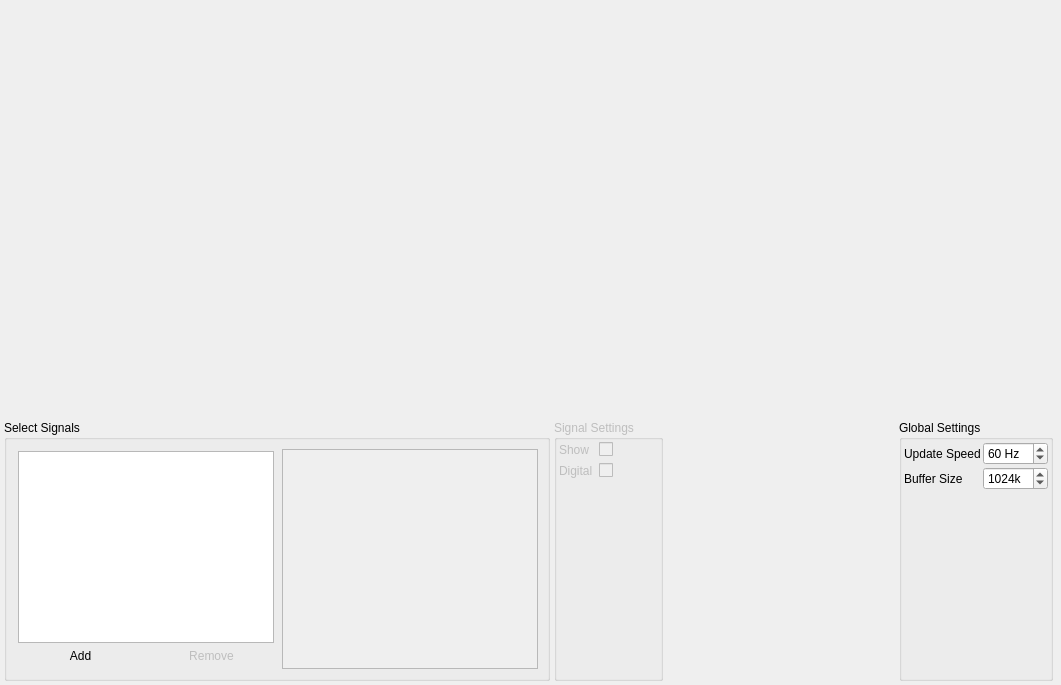
syntalos/syntalos, file modules/plot-timeseries/plotwindow.ui: the form before one commit.
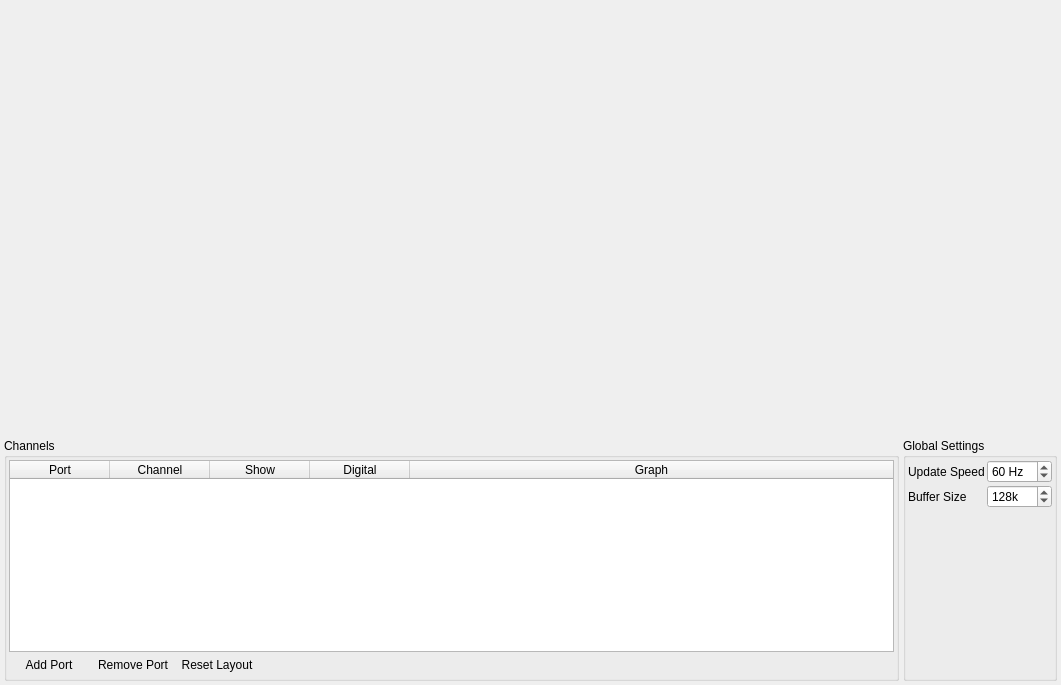
The form after the commit. Icons and pictures are not drawn.

Commit message: plot-timeseries: Refactor to display graphs efficiently in a compact layout

```diff
--- a/modules/plot-timeseries/plotwindow.ui
+++ b/modules/plot-timeseries/plotwindow.ui
@@ -43,7 +43,7 @@
        <height>50</height>
       </size>
      </property>
-     <layout class="QVBoxLayout" name="verticalLayout_14">
+     <layout class="QVBoxLayout" name="plotContainerLayout">
       <property name="spacing">
        <number>0</number>
       </property>
@@ -63,14 +63,14 @@
     </widget>
    </item>
    <item>
-    <widget class="QWidget" name="widget" native="true">
+    <widget class="QWidget" name="bottomBar" native="true">
      <property name="sizePolicy">
       <sizepolicy hsizetype="Preferred" vsizetype="Maximum">
        <horstretch>0</horstretch>
        <verstretch>0</verstretch>
       </sizepolicy>
      </property>
-     <layout class="QVBoxLayout" name="verticalLayout">
+     <layout class="QVBoxLayout" name="bottomBarLayout">
       <property name="spacing">
        <number>2</number>
       </property>
@@ -125,7 +125,7 @@
           <verstretch>0</verstretch>
          </sizepolicy>
         </property>
-        <layout class="QHBoxLayout" name="horizontalLayout">
+        <layout class="QHBoxLayout" name="settingsLayout">
          <property name="spacing">
           <number>4</number>
          </property>
@@ -142,20 +142,11 @@
           <number>2</number>
          </property>
          <item>
-          <widget class="QGroupBox" name="signalSelectGroupBox">
-           <property name="sizePolicy">
-            <sizepolicy hsizetype="Preferred" vsizetype="Minimum">
-             <horstretch>0</horstretch>
-             <verstretch>0</verstretch>
-            </sizepolicy>
-           </property>
+          <widget class="QGroupBox" name="channelsGroupBox">
            <property name="title">
-            <string>Select Signals</string>
+            <string>Channels</string>
            </property>
-           <layout class="QHBoxLayout" name="horizontalLayout_2">
-            <item>
-             <widget class="QWidget" name="widget_5" native="true">
-              <layout class="QVBoxLayout" name="verticalLayout_3">
+           <layout class="QVBoxLayout" name="channelsBoxLayout">
                <property name="spacing">
                 <number>2</number>
                </property>
@@ -172,11 +163,55 @@
                 <number>2</number>
                </property>
                <item>
-                <widget class="QListWidget" name="portListWidget"/>
+             <widget class="QTableWidget" name="channelTable">
+              <property name="minimumSize">
+               <size>
+                <width>0</width>
+                <height>120</height>
+               </size>
+              </property>
+              <property name="selectionBehavior">
+               <enum>QAbstractItemView::SelectionBehavior::SelectRows</enum>
+              </property>
+              <property name="columnCount">
+               <number>5</number>
+              </property>
+              <attribute name="horizontalHeaderStretchLastSection">
+               <bool>true</bool>
+              </attribute>
+              <column>
+               <property name="text">
+                <string>Port</string>
+               </property>
+              </column>
+              <column>
+               <property name="text">
+                <string>Channel</string>
+               </property>
+              </column>
+              <column>
+               <property name="text">
+                <string>Show</string>
+               </property>
+              </column>
+              <column>
+               <property name="text">
+                <string>Digital</string>
+               </property>
+              </column>
+              <column>
+               <property name="text">
+                <string>Graph</string>
+               </property>
+              </column>
+             </widget>
                </item>
                <item>
-                <widget class="QWidget" name="widget_3" native="true">
-                 <layout class="QHBoxLayout" name="horizontalLayout_3">
+             <widget class="QWidget" name="channelsBtnRow" native="true">
+              <layout class="QHBoxLayout" name="channelsBtnRowLayout">
+               <property name="spacing">
+                <number>4</number>
+               </property>
                   <property name="leftMargin">
                    <number>0</number>
                   </property>
@@ -192,7 +227,7 @@
                   <item>
                    <widget class="QPushButton" name="addPortBtn">
                     <property name="text">
-                     <string>Add</string>
+                  <string>Add Port</string>
                     </property>
                     <property name="icon">
                      <iconset theme="list-add"/>
@@ -204,11 +239,8 @@
                   </item>
                   <item>
                    <widget class="QPushButton" name="removePortBtn">
-                    <property name="enabled">
-                     <bool>false</bool>
-                    </property>
                     <property name="text">
-                     <string>Remove</string>
+                  <string>Remove Port</string>
                     </property>
                     <property name="icon">
                      <iconset theme="list-remove"/>
@@ -218,76 +250,21 @@
                     </property>
                    </widget>
                   </item>
-                 </layout>
-                </widget>
-               </item>
-              </layout>
-             </widget>
-            </item>
             <item>
-             <widget class="QListWidget" name="sigListWidget">
-              <property name="enabled">
-               <bool>false</bool>
-              </property>
-             </widget>
-            </item>
-           </layout>
-          </widget>
-         </item>
-         <item>
-          <widget class="QGroupBox" name="sigSettingsGroupBox">
-           <property name="enabled">
-            <bool>false</bool>
-           </property>
-           <property name="title">
-            <string>Signal Settings</string>
-           </property>
-           <layout class="QVBoxLayout" name="verticalLayout_5">
-            <property name="leftMargin">
-             <number>2</number>
-            </property>
-            <property name="topMargin">
-             <number>2</number>
-            </property>
-            <property name="rightMargin">
-             <number>2</number>
-            </property>
-            <property name="bottomMargin">
-             <number>2</number>
-            </property>
-            <item>
-             <layout class="QFormLayout" name="formLayout">
-              <item row="0" column="0">
-               <widget class="QLabel" name="showSignalLabel">
+                <widget class="QPushButton" name="resetLayoutBtn">
                 <property name="text">
-                 <string>Show</string>
-                </property>
-               </widget>
-              </item>
-              <item row="0" column="1">
-               <widget class="QCheckBox" name="showSignalCheckBox">
-                <property name="checked">
-                 <bool>false</bool>
-                </property>
-               </widget>
-              </item>
-              <item row="1" column="0">
-               <widget class="QLabel" name="digitalLabel">
-                <property name="text">
-                 <string>Digital</string>
+                  <string>Reset Layout</string>
+                 </property>
+                 <property name="icon">
+                  <iconset theme="view-refresh"/>
+                 </property>
+                 <property name="flat">
+                  <bool>true</bool>
                 </property>
                </widget>
               </item>
-              <item row="1" column="1">
-               <widget class="QCheckBox" name="digitalCheckBox"/>
-              </item>
-             </layout>
-            </item>
-           </layout>
-          </widget>
-         </item>
          <item>
-          <spacer name="horizontalSpacer_2">
+                <spacer name="channelsBtnSpacer">
            <property name="orientation">
             <enum>Qt::Orientation::Horizontal</enum>
            </property>
@@ -299,12 +276,18 @@
            </property>
           </spacer>
          </item>
+              </layout>
+             </widget>
+            </item>
+           </layout>
+          </widget>
+         </item>
          <item>
-          <widget class="QGroupBox" name="groupBox">
+          <widget class="QGroupBox" name="globalSettingsBox">
            <property name="title">
             <string>Global Settings</string>
            </property>
-           <layout class="QVBoxLayout" name="verticalLayout_4" stretch="0">
+           <layout class="QVBoxLayout" name="globalSettingsLayout">
             <property name="spacing">
              <number>2</number>
             </property>
@@ -321,7 +304,7 @@
              <number>2</number>
             </property>
             <item>
-             <layout class="QFormLayout" name="formLayout_3">
+             <layout class="QFormLayout" name="globalSettingsForm">
               <item row="0" column="0">
                <widget class="QLabel" name="updateSpeedLabel">
                 <property name="text">
@@ -364,7 +347,7 @@
                  <number>2560</number>
                 </property>
                 <property name="value">
-                 <number>1024</number>
+                 <number>128</number>
                 </property>
                </widget>
               </item>
@@ -373,48 +356,6 @@
            </layout>
           </widget>
          </item>
-         <item>
-          <widget class="QWidget" name="widget_2" native="true">
-           <layout class="QVBoxLayout" name="verticalLayout_13">
-            <property name="spacing">
-             <number>0</number>
-            </property>
-            <property name="leftMargin">
-             <number>0</number>
-            </property>
-            <property name="topMargin">
-             <number>0</number>
-            </property>
-            <property name="rightMargin">
-             <number>0</number>
-            </property>
-            <property name="bottomMargin">
-             <number>0</number>
-            </property>
-            <item>
-             <widget class="QWidget" name="widget_4" native="true">
-              <layout class="QHBoxLayout" name="horizontalLayout_8">
-               <property name="spacing">
-                <number>6</number>
-               </property>
-               <property name="leftMargin">
-                <number>0</number>
-               </property>
-               <property name="topMargin">
-                <number>1</number>
-               </property>
-               <property name="rightMargin">
-                <number>0</number>
-               </property>
-               <property name="bottomMargin">
-                <number>0</number>
-               </property>
-              </layout>
-             </widget>
-            </item>
-           </layout>
-          </widget>
-         </item>
         </layout>
        </widget>
       </item>
```
Lines whose indentation alone changed are shown as unchanged. The commit also changes 8 other files.
